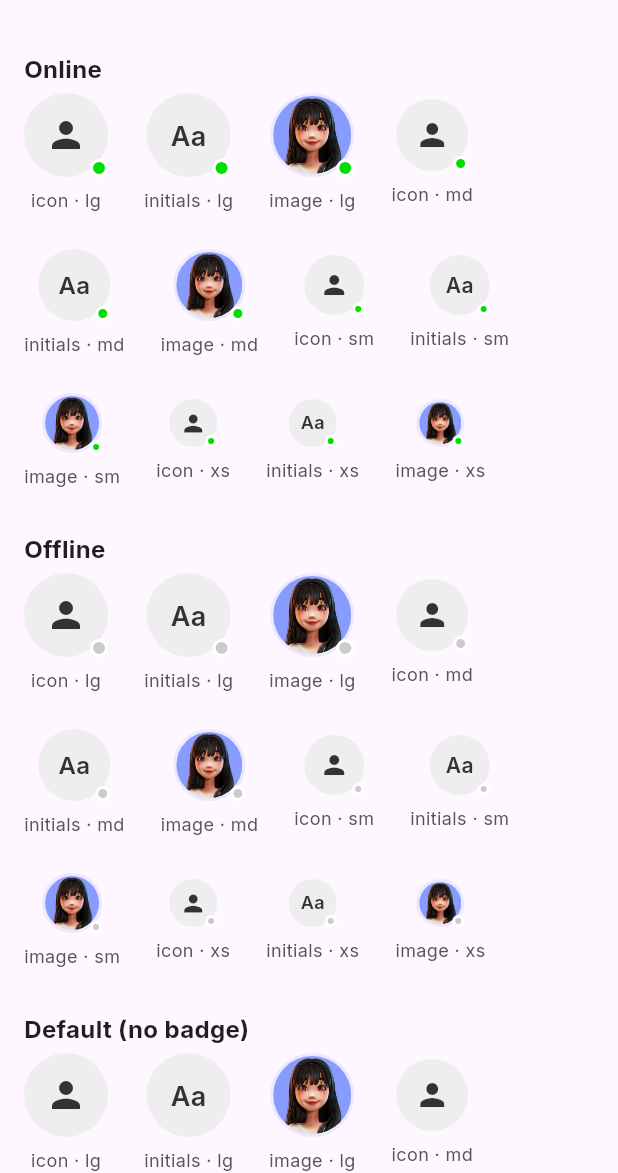
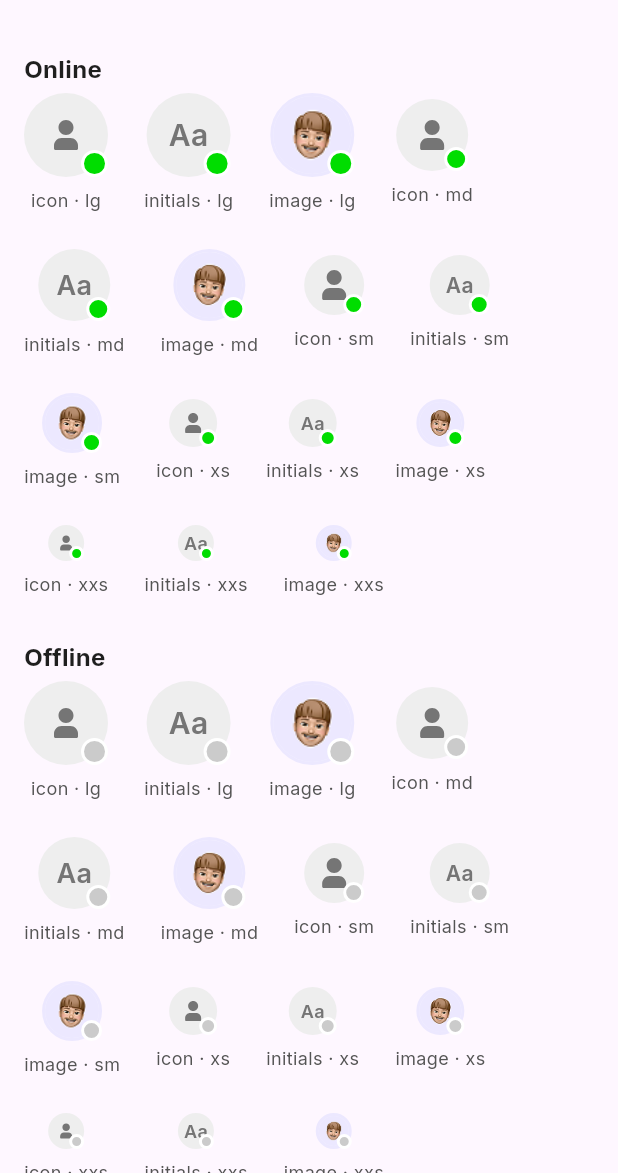
Before and after one commit to dynamiclayer/dynamiclayer-flutter, a Flutter app: the DemoAvatarPage screen opened directly, on a phone screen of 412 x 824 dp, the part 63-1236 px from its top. Run offline on Flutter 3.47's test engine with Material 3 defaults, Android fonts, the light colour scheme and no system bars; our stand-ins replace flutter_svg, google_fonts.

Commit message:
avatar updated

```diff
--- a/lib/demo/DemoAvatarPage.dart
+++ b/lib/demo/DemoAvatarPage.dart
@@ -45,7 +45,7 @@ class DemoAvatarPage extends StatelessWidget {
     required DLAvatarPresence presence,
     required bool showPresence,
   }) {
-    final memoji = const AssetImage(Assets.iconMemoji);
+    final memoji = const AssetImage(Assets.avatarAvatar);
 
     Widget tile(String label, Widget child) => Column(
       mainAxisSize: MainAxisSize.min,
@@ -107,6 +107,7 @@ class DemoAvatarPage extends StatelessWidget {
     DLAvatarSize.md => 'md',
     DLAvatarSize.sm => 'sm',
     DLAvatarSize.xs => 'xs',
+    DLAvatarSize.xxs => 'xxs',
   };
 }
 
--- a/lib/src/components/avatar/dl_avatar.dart
+++ b/lib/src/components/avatar/dl_avatar.dart
@@ -1,24 +1,16 @@
+// dl_avatar.dart
+import 'package:dynamiclayer_flutter/src/tokens/dl_font_size.dart';
 import 'package:flutter/material.dart';
+import 'package:flutter_svg/flutter_svg.dart';
 import '../../../dynamiclayers.dart';
-
-/// ---------------------------------------------------------------------------
-/// 🧩 DynamicLayers — Avatar
-/// ---------------------------------------------------------------------------
-/// Types: icon | initials | image
-/// Sizes: lg(56), md(48), sm(40), xs(32)
-/// Presence: online | offline | default  (NOT rendered unless [showPresence]=true)
-///
-/// Notes:
-/// • You requested "without online/offline badge": [showPresence] defaults to false.
-/// • For [type=image], provide [imageProvider]. Falls back to icon/initials.
-/// • For [type=initials], provide [initials] (2 chars recommended).
-/// ---------------------------------------------------------------------------
+import '../../../generated/assets.dart';
 
 enum DLAvatarType { icon, initials, image }
 
 enum DLAvatarPresence { online, offline, defaultState }
 
-enum DLAvatarSize { lg, md, sm, xs }
+// ADDED: xxs (24px)
+enum DLAvatarSize { lg, md, sm, xs, xxs }
 
 class DLAvatar extends StatelessWidget {
   const DLAvatar({
@@ -75,10 +67,27 @@ class DLAvatar extends StatelessWidget {
         return 40;
       case DLAvatarSize.xs:
         return 32;
+      case DLAvatarSize.xxs:
+        return 24; // NEW
     }
   }
 
   double get _fontSize {
+    switch (size) {
+      case DLAvatarSize.lg:
+        return DlFontSize.f5;
+      case DLAvatarSize.md:
+        return DlFontSize.f4;
+      case DLAvatarSize.sm:
+        return DlFontSize.f2;
+      case DLAvatarSize.xs:
+        return DlFontSize.f1;
+      case DLAvatarSize.xxs:
+        return DlFontSize.f1; // reuse the smallest token
+    }
+  }
+
+  double get _presenceDot {
     switch (size) {
       case DLAvatarSize.lg:
         return 18;
@@ -88,20 +97,8 @@ class DLAvatar extends StatelessWidget {
         return 14;
       case DLAvatarSize.xs:
         return 12;
-    }
-  }
-
-  // Presence dot size relative to avatar
-  double get _presenceDot {
-    switch (size) {
-      case DLAvatarSize.lg:
-        return 12;
-      case DLAvatarSize.md:
+      case DLAvatarSize.xxs:
         return 10;
-      case DLAvatarSize.sm:
-        return 8;
-      case DLAvatarSize.xs:
-        return 8;
     }
   }
 
@@ -111,7 +108,7 @@ class DLAvatar extends StatelessWidget {
       case DLAvatarType.initials:
         return DLColors.grey100;
       case DLAvatarType.image:
-        return DLColors.violet50; // subtle tint ring like your mock
+        return DLColors.violet50;
     }
   }
 
@@ -119,7 +116,7 @@ class DLAvatar extends StatelessWidget {
     switch (type) {
       case DLAvatarType.icon:
       case DLAvatarType.initials:
-        return DLColors.grey700;
+        return DLColors.grey500; // NOTE: matches your request for small sizes
       case DLAvatarType.image:
         return DLColors.black;
     }
@@ -175,11 +172,19 @@ class DLAvatar extends StatelessWidget {
   Widget _buildInner(Color fg) {
     switch (type) {
       case DLAvatarType.icon:
-        return Icon(Icons.person, size: _iconSize(), color: fg);
+        return Padding(
+          padding: EdgeInsets.all(_iconInnerPadding()),
+          child: SvgPicture.asset(
+            Assets.avatarUser,
+            width: _iconSize(),
+            height: _iconSize(),
+            color: fg,
+          ),
+        );
 
       case DLAvatarType.initials:
         return Text(
-          initials,
+          initials.length > 2 ? initials.substring(0, 2) : initials,
           style: _initialsStyle(fg),
           maxLines: 1,
           overflow: TextOverflow.clip,
@@ -187,8 +192,12 @@ class DLAvatar extends StatelessWidget {
 
       case DLAvatarType.image:
         if (imageProvider == null) {
-          // graceful fallback to icon
-          return Icon(Icons.person, size: _iconSize(), color: fg);
+          return SvgPicture.asset(
+            Assets.avatarUser,
+            width: _iconSize(),
+            height: _iconSize(),
+            color: fg,
+          );
         }
         return ClipOval(
           child: Image(
@@ -204,31 +213,40 @@ class DLAvatar extends StatelessWidget {
   double _iconSize() {
     switch (size) {
       case DLAvatarSize.lg:
-        return 28;
       case DLAvatarSize.md:
+      case DLAvatarSize.sm:
         return 24;
+      case DLAvatarSize.xs:
+        return 16;
+      case DLAvatarSize.xxs:
+        return 12; // NEW
+    }
+  }
+
+  double _iconInnerPadding() {
+    switch (size) {
+      case DLAvatarSize.lg:
+        return 16;
+      case DLAvatarSize.md:
+        return 12;
       case DLAvatarSize.sm:
-        return 20;
+        return 8;
       case DLAvatarSize.xs:
-        return 18;
+        return 8;
+      case DLAvatarSize.xxs:
+        return 6; // NEW
     }
   }
 
   TextStyle _initialsStyle(Color color) {
-    // Inter, semibold, proper line-height via DLTypos
     TextStyle base;
     switch (size) {
       case DLAvatarSize.lg:
-        base = DLTypos.textLgSemibold(color: color);
-        break;
       case DLAvatarSize.md:
-        base = DLTypos.textBaseSemibold(color: color);
-        break;
       case DLAvatarSize.sm:
-        base = DLTypos.textSmSemibold(color: color);
-        break;
       case DLAvatarSize.xs:
-        base = DLTypos.textXsSemibold(color: color);
+      case DLAvatarSize.xxs:
+        base = DLTypos.textXlSemibold(color: color);
         break;
     }
     return base.copyWith(fontSize: _fontSize);
--- a/lib/src/components/dynamic_layers_core.dart
+++ b/lib/src/components/dynamic_layers_core.dart
@@ -516,7 +516,7 @@ class _AvatarGroupFactory {
   const _AvatarGroupFactory._();
 
   Widget call({
-    required DLAvatarSize size,
+    required DLAvatarGroupSize size,
     required List<DLAvatarItem> items,
     int maxVisible = 2,
     int? overflowCount,
@@ -526,7 +526,6 @@ class _AvatarGroupFactory {
     Color? ringColor,
   }) {
     return DLAvatarGroup(
-      size: size,
       items: items,
       maxVisible: maxVisible,
       overflowCount: overflowCount,
@@ -534,6 +533,7 @@ class _AvatarGroupFactory {
       direction: direction,
       overlapFraction: overlapFraction,
       ringColor: ringColor,
+      groupSize: size,
     );
   }
 }
--- a/lib/src/styles/styles.dart
+++ /dev/null
@@ -1,3 +0,0 @@
-// lib/styles/app_styles.dart
-import 'package:flutter/material.dart';
-import 'package:google_fonts/google_fonts.dart';
--- /dev/null
+++ b/lib/src/tokens/dl_font_size.dart
@@ -0,0 +1,15 @@
+import 'package:flutter/widgets.dart';
+
+class DlFontSize {
+  DlFontSize._();
+
+  static const double f1 = 12;
+  static const double f2 = 14;
+  static const double f3 = 16;
+  static const double f4 = 18;
+  static const double f5 = 20;
+  static const double f6 = 24;
+  static const double f7 = 28;
+  static const double f8 = 32;
+  static const double f9 = 40;
+}
--- a/pubspec.yaml
+++ b/pubspec.yaml
@@ -95,3 +95,4 @@ flutter:
     - assets/alerts/
     - assets/bottomSheet/
     - assets/bottomNavigation/
+    - assets/avatar/
```
Also changed, not shown: lib/demo/DemoAvatarGroupPage.dart (+71 -115 lines), lib/src/components/avatar/dl_avatar_group.dart (+40 -37 lines), assets/avatar/avatar.png (added), assets/avatar/avatar1.png (added), assets/avatar/user.svg (added), lib/generated/assets.dart.
